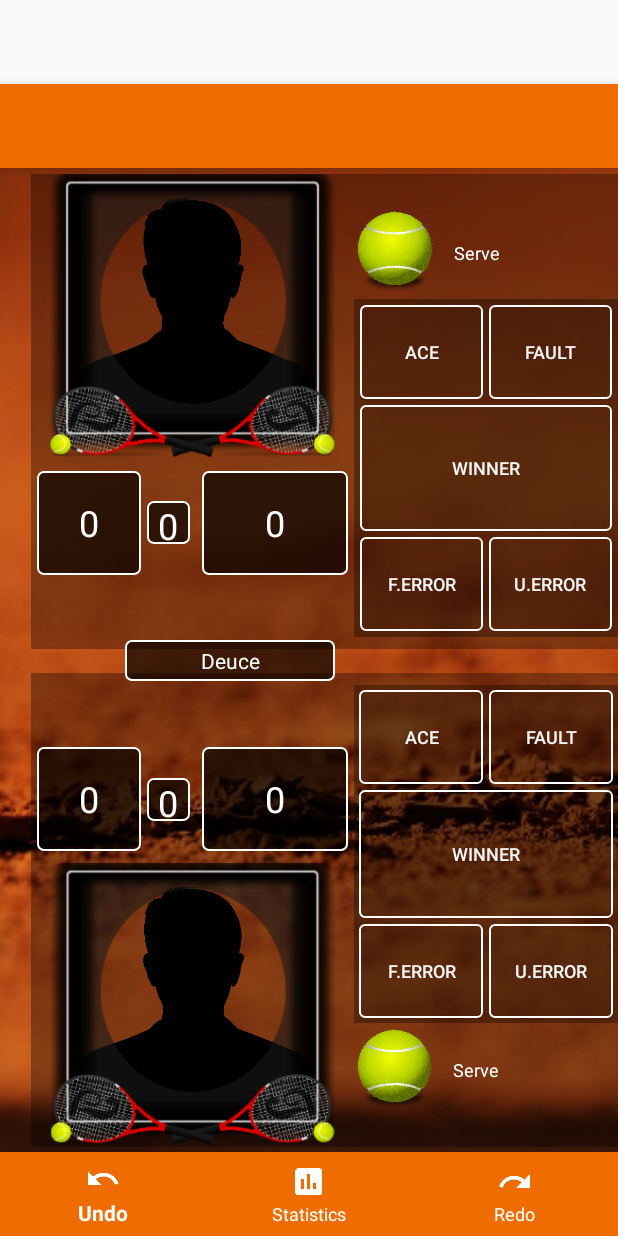
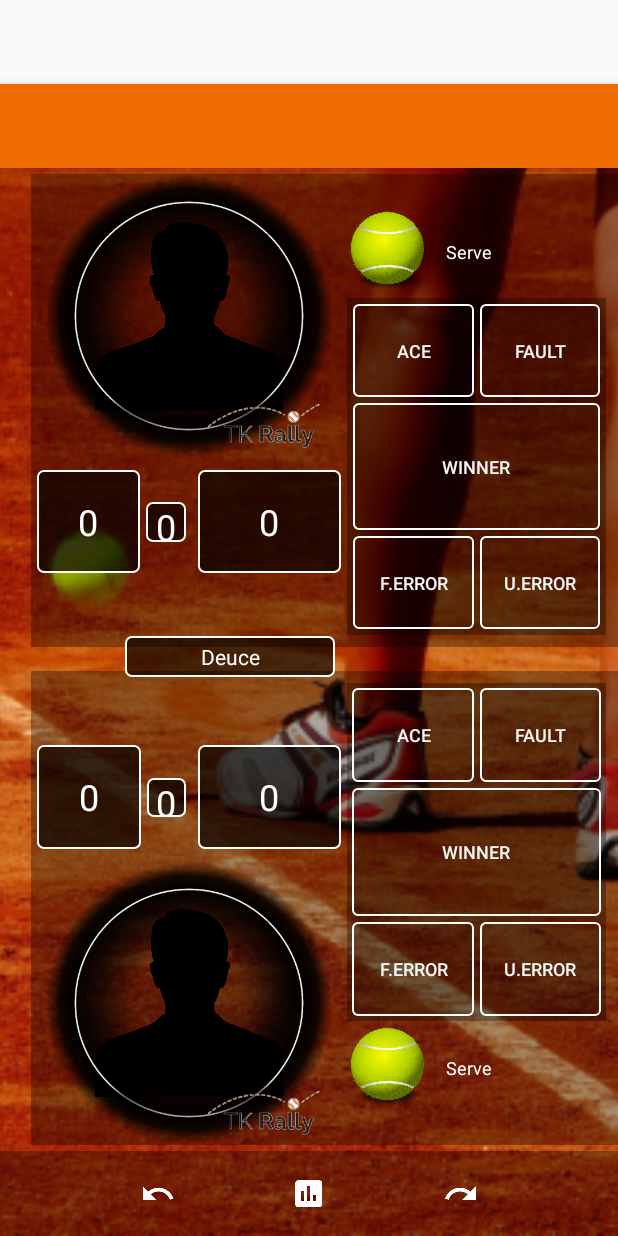
Before and after one commit to Lantus81/Tk-Rally-Full-app, an Android app: the layout app_bar_navigation.xml on its own in the app's theme, with its tools: preview values and no code run, on a phone screen of 412 x 824 dp. Run offline under Robolectric (Android 15) with nearby library versions, the phone set to English and light mode, and no system bars.

Commit message:
New design ver2

```diff
--- a/app/src/main/java/com/akristic/www/tkrally/NavigationScoreKeeperActivity.java
+++ b/app/src/main/java/com/akristic/www/tkrally/NavigationScoreKeeperActivity.java
@@ -97,27 +97,6 @@ public class NavigationScoreKeeperActivity extends AppCompatActivity
         setContentView(R.layout.activity_navigation);
         Toolbar toolbar = (Toolbar) findViewById(R.id.toolbar);
         setSupportActionBar(toolbar);
-        BottomNavigationView bottomNavigationView = (BottomNavigationView) findViewById(R.id.bottom_nav);
-        bottomNavigationView.setOnNavigationItemSelectedListener(
-                new BottomNavigationView.OnNavigationItemSelectedListener() {
-                    @Override
-                    public boolean onNavigationItemSelected(@NonNull MenuItem item) {
-                        switch (item.getItemId()) {
-                            case R.id.bottombaritem_undo:
-                                // TODO
-                                return false;
-                            case R.id.bottombaritem_statistics:
-                                Intent statisticsIntent = new Intent(getApplicationContext(), Statistics.class);
-                                startActivity(statisticsIntent);
-                                return false;
-
-                            case R.id.bottombaritem_redo:
-                                // TODO
-                                return false;
-                        }
-                        return false;
-                    }
-                });
         DrawerLayout drawer = (DrawerLayout) findViewById(R.id.drawer_layout);
         ActionBarDrawerToggle toggle = new ActionBarDrawerToggle(
                 this, drawer, toolbar, R.string.navigation_drawer_open, R.string.navigation_drawer_close);
@@ -177,7 +156,10 @@ public class NavigationScoreKeeperActivity extends AppCompatActivity
         changePlayersNames();
         setPlayerPictures();
     }
-
+public void openStatistics(View v){
+    Intent statisticsIntent = new Intent(getApplicationContext(), Statistics.class);
+    startActivity(statisticsIntent);
+}
     private void setPreferences() {
         //* manage preferences of app. Tiebreak and number of sets for win
         SharedPreferences sharedPrefs = PreferenceManager.getDefaultSharedPreferences(this);
--- a/app/src/main/res/layout/app_bar_navigation.xml
+++ b/app/src/main/res/layout/app_bar_navigation.xml
@@ -25,14 +25,4 @@
 
     <include layout="@layout/cont_scorekeeper_navigation" />
 
-    <android.support.design.widget.BottomNavigationView
-        android:id="@+id/bottom_nav"
-        android:layout_width="match_parent"
-        android:layout_height="wrap_content"
-        android:layout_gravity="bottom"
-        app:itemBackground="?attr/colorPrimary"
-        app:itemIconTint="@android:color/white"
-        app:itemTextColor="@android:color/white"
-        app:menu="@menu/bottombar_menu"/>
-
 </android.support.design.widget.CoordinatorLayout>
--- a/app/src/main/res/layout/cont_scorekeeper_navigation.xml
+++ b/app/src/main/res/layout/cont_scorekeeper_navigation.xml
@@ -5,7 +5,7 @@
     android:id="@+id/content_navigation"
     android:layout_width="match_parent"
     android:layout_height="match_parent"
-    android:paddingBottom="@dimen/score_keeper_bottom"
+    android:paddingBottom="@dimen/minimum_margin"
     android:paddingLeft="@dimen/minimum_margin"
     android:paddingRight="@dimen/minimum_margin"
     android:paddingTop="@dimen/minimum_margin"
@@ -26,7 +26,14 @@
             android:layout_width="wrap_content"
             android:layout_height="wrap_content"
             android:orientation="horizontal"
-            app:layout_constraintGuide_percent="0.5" />
+            app:layout_constraintGuide_percent="0.46" />
+        <!-- HORIZONTAL GUIDELINE -->
+        <android.support.constraint.Guideline
+            android:id="@+id/guide_horizontal_bottom"
+            android:layout_width="wrap_content"
+            android:layout_height="wrap_content"
+            android:orientation="horizontal"
+            app:layout_constraintGuide_percent="0.92" />
 
         <!-- VERTICAL GUIDELINE AT 5% -->
         <android.support.constraint.Guideline
@@ -41,7 +48,7 @@
             android:layout_width="0dp"
             android:layout_height="0dp"
             android:scaleType="centerCrop"
-            android:src="@drawable/background_court"
+            android:src="@drawable/background_court2"
             app:layout_constraintBottom_toBottomOf="parent"
             app:layout_constraintLeft_toLeftOf="parent"
             app:layout_constraintRight_toRightOf="parent"
@@ -52,9 +59,10 @@
             android:layout_width="0dp"
             android:layout_height="0dp"
             android:layout_marginBottom="@dimen/medium_vertical_margin"
-            android:layout_marginRight="0dp"
+            android:layout_marginRight="@dimen/minimum_margin"
             android:layout_marginTop="@dimen/small_horizontal_margin"
             android:background="#55000000"
+            android:paddingRight="@dimen/medium_horizontal_margin"
             app:layout_constraintBottom_toTopOf="@id/guide_horizontal"
             app:layout_constraintHorizontal_bias="0.0"
             app:layout_constraintLeft_toRightOf="@id/guide_vertical"
@@ -89,40 +97,42 @@
                 android:id="@+id/score_image_player1"
                 android:layout_width="0dp"
                 android:layout_height="0dp"
+                android:layout_margin="32dp"
                 android:onClick="changePlayersNames"
                 android:scaleType="centerCrop"
-                android:layout_margin="@dimen/medium_horizontal_margin"
-                android:padding="@dimen/medium_horizontal_margin"
                 android:src="@drawable/player_black"
                 app:layout_constraintBottom_toTopOf="@id/guide_horizontal2_player_1"
                 app:layout_constraintDimensionRatio="1:1"
                 app:layout_constraintLeft_toLeftOf="parent"
                 app:layout_constraintRight_toLeftOf="@+id/guide_vertical_player_1"
                 app:layout_constraintTop_toTopOf="parent" />
+
             <ImageView
                 android:layout_width="0dp"
                 android:layout_height="0dp"
                 android:scaleType="fitCenter"
                 android:src="@drawable/mask"
                 app:layout_constraintBottom_toBottomOf="@id/guide_horizontal2_player_1"
+                app:layout_constraintDimensionRatio="1:1"
                 app:layout_constraintLeft_toLeftOf="parent"
                 app:layout_constraintRight_toRightOf="@id/guide_vertical_player_1"
                 app:layout_constraintTop_toTopOf="parent" />
+
             <TextView
                 android:id="@+id/player1_name"
                 android:layout_width="wrap_content"
                 android:layout_height="wrap_content"
-                android:onClick="changePlayersNames"
                 android:layout_marginBottom="@dimen/medium_horizontal_margin"
                 android:layout_marginEnd="@dimen/medium_horizontal_margin"
                 android:layout_marginRight="@dimen/medium_horizontal_margin"
                 android:layout_marginTop="@dimen/medium_horizontal_margin"
                 android:maxLength="35"
-                tools:text="Ime i Prezime"
+                android:onClick="changePlayersNames"
                 android:textColor="@color/grayLight"
                 android:textSize="12sp"
                 app:layout_constraintRight_toRightOf="parent"
-                app:layout_constraintTop_toTopOf="parent" />
+                app:layout_constraintTop_toTopOf="parent"
+                tools:text="Ime i Prezime" />
 
 
             <ImageView
@@ -360,7 +370,8 @@
             android:layout_marginRight="0dp"
             android:layout_marginTop="@dimen/medium_vertical_margin"
             android:background="#55000000"
-            app:layout_constraintBottom_toBottomOf="parent"
+            android:paddingRight="@dimen/medium_horizontal_margin"
+            app:layout_constraintBottom_toBottomOf="@id/guide_horizontal_bottom"
             app:layout_constraintLeft_toRightOf="@id/guide_vertical"
             app:layout_constraintRight_toRightOf="parent"
             app:layout_constraintTop_toTopOf="@id/guide_horizontal">
@@ -392,16 +403,16 @@
                 android:id="@+id/score_image_player2"
                 android:layout_width="0dp"
                 android:layout_height="0dp"
+                android:layout_margin="32dp"
+                android:onClick="changePlayersNames"
                 android:scaleType="centerCrop"
-                android:onClick="changePlayersNames"
-                android:layout_margin="@dimen/medium_horizontal_margin"
-                android:padding="@dimen/medium_horizontal_margin"
                 android:src="@drawable/player_black"
                 app:layout_constraintBottom_toBottomOf="parent"
                 app:layout_constraintDimensionRatio="1:1"
                 app:layout_constraintLeft_toLeftOf="parent"
                 app:layout_constraintRight_toLeftOf="@+id/guide_vertical_player_2"
                 app:layout_constraintTop_toTopOf="@id/guide_horizontal_player_2" />
+
             <ImageView
                 android:layout_width="0dp"
                 android:layout_height="0dp"
@@ -411,21 +422,22 @@
                 app:layout_constraintLeft_toLeftOf="parent"
                 app:layout_constraintRight_toRightOf="@id/guide_vertical_player_2"
                 app:layout_constraintTop_toTopOf="@id/guide_horizontal_player_2" />
+
             <TextView
                 android:id="@+id/player2_name"
                 android:layout_width="wrap_content"
                 android:layout_height="wrap_content"
-                android:onClick="changePlayersNames"
                 android:layout_marginBottom="@dimen/medium_horizontal_margin"
                 android:layout_marginEnd="@dimen/medium_horizontal_margin"
                 android:layout_marginRight="@dimen/medium_horizontal_margin"
                 android:layout_marginTop="@dimen/medium_horizontal_margin"
                 android:maxLength="35"
-                tools:text="Ime i Prezime"
+                android:onClick="changePlayersNames"
                 android:textColor="@color/grayLight"
                 android:textSize="12sp"
                 app:layout_constraintBottom_toBottomOf="parent"
-                app:layout_constraintRight_toRightOf="parent" />
+                app:layout_constraintRight_toRightOf="parent"
+                tools:text="Ime i Prezime" />
 
 
             <ImageView
@@ -461,8 +473,9 @@
                 android:layout_width="0dp"
                 android:layout_height="0dp"
                 android:layout_marginBottom="@dimen/small_horizontal_margin"
-                android:layout_marginRight="0dp"
+                android:layout_marginRight="@dimen/minimum_margin"
                 android:layout_marginTop="@dimen/medium_vertical_margin"
+
                 android:background="#55000000"
                 android:padding="1dp"
                 app:layout_constraintBottom_toBottomOf="@id/guide_horizontal2_player_2"
@@ -666,7 +679,55 @@
             app:layout_constraintHorizontal_bias="0.3"
             app:layout_constraintLeft_toLeftOf="parent"
             app:layout_constraintRight_toRightOf="parent"
-            app:layout_constraintTop_toTopOf="parent" />
+            app:layout_constraintTop_toTopOf="parent"
+            app:layout_constraintVertical_bias="0.455" />
 
+        <android.support.constraint.ConstraintLayout
+            android:layout_width="0dp"
+            android:layout_height="0dp"
+            android:background="#55000000"
+            android:paddingBottom="@dimen/small_vertical_margin"
+            android:paddingLeft="@dimen/activity_horizontal_margin"
+            android:paddingRight="@dimen/activity_horizontal_margin"
+            android:paddingTop="@dimen/small_vertical_margin"
+            app:layout_constraintBottom_toBottomOf="parent"
+            app:layout_constraintLeft_toLeftOf="parent"
+            app:layout_constraintRight_toRightOf="parent"
+            app:layout_constraintTop_toTopOf="@id/guide_horizontal_bottom">
+
+            <ImageView
+                android:id="@+id/button_statistics"
+                android:layout_width="wrap_content"
+                android:layout_height="wrap_content"
+                android:onClick="openStatistics"
+                android:src="@drawable/ic_poll_black_24dp"
+                android:tint="@color/grayLight"
+                app:layout_constraintBottom_toBottomOf="parent"
+                app:layout_constraintLeft_toLeftOf="parent"
+                app:layout_constraintRight_toRightOf="parent"
+                app:layout_constraintTop_toTopOf="parent" />
+
+            <ImageView
+                android:layout_width="wrap_content"
+                android:layout_height="wrap_content"
+                android:src="@drawable/ic_undo_black_24dp"
+                android:tint="@color/grayLight"
+                app:layout_constraintBottom_toBottomOf="parent"
+                app:layout_constraintLeft_toLeftOf="parent"
+                app:layout_constraintRight_toLeftOf="@id/button_statistics"
+                app:layout_constraintTop_toTopOf="parent" />
+
+            <ImageView
+                android:layout_width="wrap_content"
+                android:layout_height="wrap_content"
+                android:src="@drawable/ic_redo_black_24dp"
+                android:tint="@color/grayLight"
+                app:layout_constraintBottom_toBottomOf="parent"
+                app:layout_constraintLeft_toRightOf="@id/button_statistics"
+                app:layout_constraintRight_toRightOf="parent"
+                app:layout_constraintTop_toTopOf="parent" />
+
+
+        </android.support.constraint.ConstraintLayout>
     </android.support.constraint.ConstraintLayout>
 </LinearLayout>
--- a/app/src/main/res/menu/bottombar_menu.xml
+++ /dev/null
@@ -1,27 +0,0 @@
-<?xml version="1.0" encoding="utf-8"?>
-<menu xmlns:android="http://schemas.android.com/apk/res/android"
-    xmlns:app="http://schemas.android.com/apk/res-auto">
-
-    <item
-        android:id="@+id/bottombaritem_undo"
-        android:icon="@drawable/ic_undo_black_24dp"
-        android:title="Undo"
-        app:showAsAction="ifRoom|withText"
-        />
-    <item
-        android:id="@+id/bottombaritem_statistics"
-        android:icon="@drawable/ic_poll_black_24dp"
-        android:title="Statistics"
-        app:showAsAction="always|withText"
-
-        />
-
-    <item
-        android:id="@+id/bottombaritem_redo"
-        android:icon="@drawable/ic_redo_black_24dp"
-        android:title="Redo"
-        app:showAsAction="ifRoom|withText"
-
-        />
-
-</menu>
```
Also changed, not shown: app/src/main/res/drawable-hdpi/background_court2.png (added), app/src/main/res/drawable-hdpi/mask.png, app/src/main/res/drawable-mdpi/background_court2.png (added), app/src/main/res/drawable-mdpi/mask.png, app/src/main/res/drawable-xhdpi/background_court2.png (added), app/src/main/res/drawable-xhdpi/mask.png, app/src/main/res/drawable-xxhdpi/mask.png, app/src/main/res/drawable-xxxhdpi/mask.png, 2 other files.
